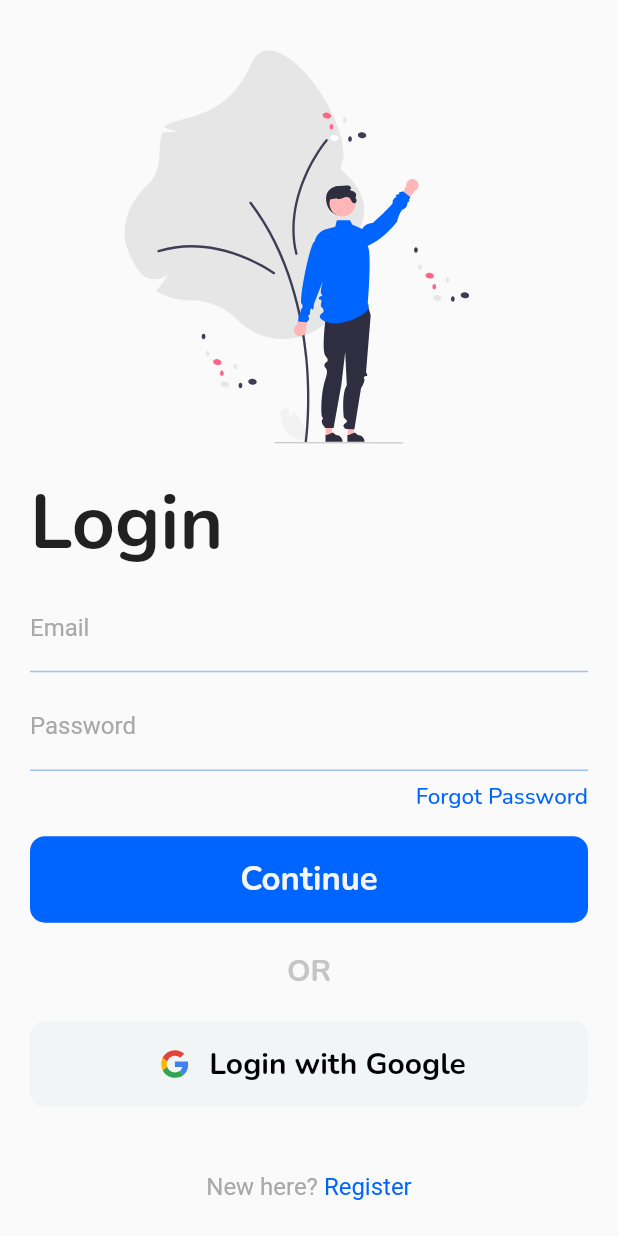
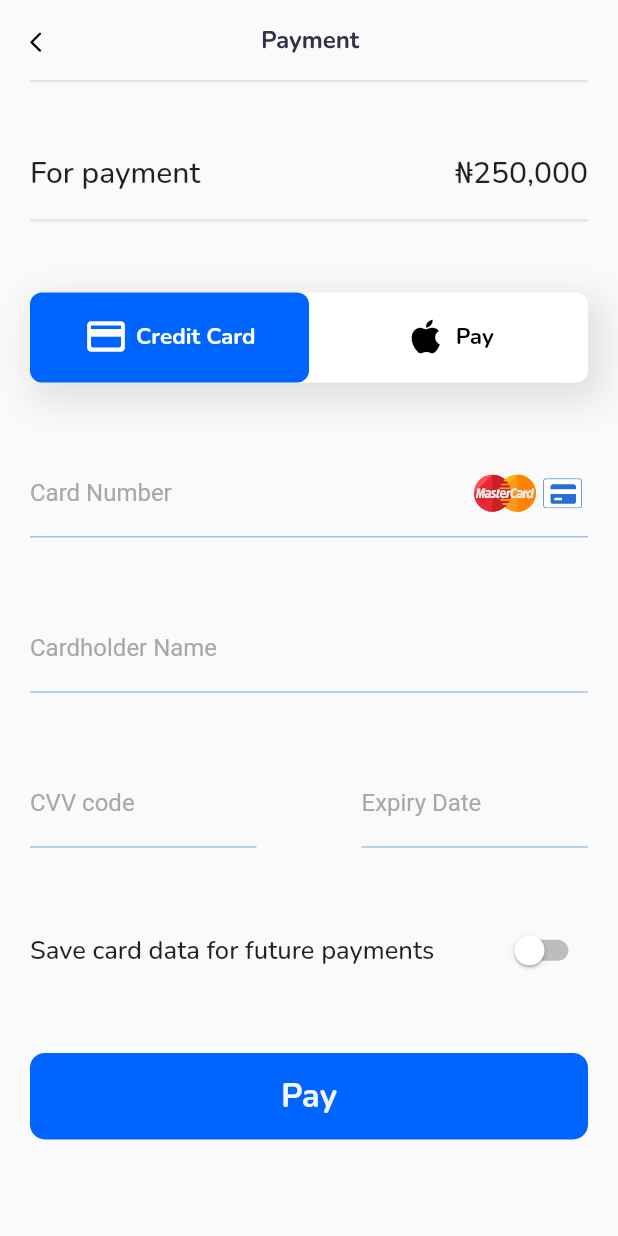
Before and after one commit to KristofferCodes/paymentSolutionUi, a Flutter app: the screen it shows after launch, after a tap on "Continue", on a phone screen of 412 x 824 dp. Run offline on Flutter 3.47's test engine with Material 2 defaults, Android fonts, the light colour scheme and no system bars; our stand-ins replace flutter_svg, google_fonts; Roboto replaces fonts that are missing (SF-Pro-Display).

Commit message:
finished payment page

```diff
--- a/lib/login.dart
+++ b/lib/login.dart
@@ -1,6 +1,7 @@
 import 'package:flutter/material.dart';
 import 'package:flutter_svg/svg.dart';
 import 'package:google_fonts/google_fonts.dart';
+import 'package:paymentsolutionui/payment.dart';
 
 class LoginPage extends StatelessWidget {
   const LoginPage({super.key});
@@ -8,6 +9,7 @@ class LoginPage extends StatelessWidget {
   @override
   Widget build(BuildContext context) {
     return Scaffold(
+      resizeToAvoidBottomInset: false,
       body: Padding(
         padding: const EdgeInsets.all(20.0),
         child: Column(
@@ -60,7 +62,12 @@ class LoginPage extends StatelessWidget {
                 mainAxisAlignment: MainAxisAlignment.spaceAround,
                 children: [
                   GestureDetector(
-                    onTap: () {},
+                    onTap: () {
+                      Navigator.push(
+                          context,
+                          MaterialPageRoute(
+                              builder: (context) => const PaymentPage()));
+                    },
                     child: Container(
                       decoration: BoxDecoration(
                           color: const Color(0xff0065FF),
--- a/lib/main.dart
+++ b/lib/main.dart
@@ -13,8 +13,7 @@ class MyApp extends StatelessWidget {
     return MaterialApp(
       debugShowCheckedModeBanner: false,
       theme: ThemeData(
-        primarySwatch: Colors.deepOrange,
-        fontFamily: 'SF-Pro-Display',
+        primarySwatch: Colors.blueGrey,
       ),
       home: const LoginPage(),
     );
--- a/lib/payment.dart
+++ b/lib/payment.dart
@@ -0,0 +1,419 @@
+import 'package:flutter/material.dart';
+import 'package:flutter_svg/svg.dart';
+import 'package:google_fonts/google_fonts.dart';
+
+class PaymentPage extends StatefulWidget {
+  const PaymentPage({super.key});
+
+  @override
+  State<PaymentPage> createState() => _PaymentPageState();
+}
+
+class _PaymentPageState extends State<PaymentPage>
+    with TickerProviderStateMixin {
+  @override
+  Widget build(BuildContext context) {
+    TabController _tabController = TabController(length: 2, vsync: this);
+    return Scaffold(
+      body: SafeArea(
+        child: Padding(
+          padding: const EdgeInsets.all(20.0),
+          child: Column(
+              mainAxisAlignment: MainAxisAlignment.spaceEvenly,
+              children: [
+                SizedBox(
+                  child: Column(
+                    children: [
+                      Row(
+                        mainAxisAlignment: MainAxisAlignment.spaceBetween,
+                        children: [
+                          GestureDetector(
+                              onTap: () {
+                                Navigator.pop(context);
+                              },
+                              child: SvgPicture.asset('assets/back.svg')),
+                          SvgPicture.asset('assets/payment.svg'),
+                          const SizedBox(
+                            width: 5,
+                          ),
+                        ],
+                      ),
+                      const SizedBox(
+                        height: 10,
+                      ),
+                      const Divider(
+                        color: Color(0xffE3E3E3),
+                        thickness: 1.5,
+                      ),
+                    ],
+                  ),
+                ),
+                const SizedBox(
+                  height: 40,
+                ),
+                SizedBox(
+                  child: Column(
+                    children: [
+                      Row(
+                        mainAxisAlignment: MainAxisAlignment.spaceBetween,
+                        children: [
+                          Text(
+                            'For payment',
+                            style: GoogleFonts.nunito(
+                                fontSize: 20, fontWeight: FontWeight.w500),
+                          ),
+                          Text(
+                            '₦250,000',
+                            style: GoogleFonts.nunito(
+                                fontSize: 20, fontWeight: FontWeight.w500),
+                          ),
+                        ],
+                      ),
+                      const SizedBox(
+                        height: 10,
+                      ),
+                    ],
+                  ),
+                ),
+                const Divider(
+                  color: Color(0xffE3E3E3),
+                  thickness: 1.5,
+                ),
+                const SizedBox(
+                  height: 40,
+                ),
+                Align(
+                  alignment: Alignment.centerLeft,
+                  child: Container(
+                    height: 60,
+                    decoration: BoxDecoration(
+                      color: Colors.white,
+                      borderRadius: BorderRadius.circular(
+                        8.0,
+                      ),
+                      boxShadow: [
+                        BoxShadow(
+                          color: Colors.black.withOpacity(0.1),
+                          blurRadius: 20,
+                          spreadRadius: 5,
+                          offset: const Offset(6, 8), // Shadow position
+                        ),
+                      ],
+                    ),
+                    child: TabBar(
+                        indicator: BoxDecoration(
+                            borderRadius: BorderRadius.circular(8),
+                            color: Color(0xff0065FF)),
+                        controller: _tabController,
+                        indicatorSize: TabBarIndicatorSize.tab,
+                        unselectedLabelColor: Colors.black,
+                        labelPadding:
+                            const EdgeInsets.symmetric(horizontal: 10.0),
+                        tabs: [
+                          Tab(
+                            child: Row(
+                              mainAxisAlignment: MainAxisAlignment.center,
+                              children: [
+                                const Icon(
+                                  Icons.credit_card_rounded,
+                                  size: 30,
+                                ),
+                                const SizedBox(
+                                  width: 5,
+                                ),
+                                Text(
+                                  'Credit Card',
+                                  style: GoogleFonts.nunito(
+                                      fontSize: 15,
+                                      fontWeight: FontWeight.w700),
+                                )
+                              ],
+                            ),
+                          ),
+                          Tab(
+                            child: Row(
+                              mainAxisAlignment: MainAxisAlignment.center,
+                              children: [
+                                const Icon(
+                                  Icons.apple,
+                                  size: 30,
+                                ),
+                                const SizedBox(
+                                  width: 5,
+                                ),
+                                Text(
+                                  'Pay',
+                                  style: GoogleFonts.nunito(
+                                      fontSize: 15,
+                                      fontWeight: FontWeight.w700),
+                                )
+                              ],
+                            ),
+                          ),
+                        ]),
+                  ),
+                ),
+                Expanded(
+                  child: TabBarView(controller: _tabController, children: [
+                    Column(
+                      mainAxisAlignment: MainAxisAlignment.spaceEvenly,
+                      children: [
+                        TextField(
+                          decoration: InputDecoration(
+                            labelText: "Card Number",
+                            labelStyle: TextStyle(color: Color(0xFFA8A8A8)),
+                            enabledBorder: UnderlineInputBorder(
+                              borderSide: BorderSide(color: Color(0xffA2C0EC)),
+                            ),
+                            focusedBorder: UnderlineInputBorder(
+                              borderSide: BorderSide(color: Color(0xff0065FF)),
+                            ),
+                            suffixIcon: SizedBox(
+                              width: 80,
+                              child: Row(
+                                  mainAxisAlignment:
+                                      MainAxisAlignment.spaceEvenly,
+                                  children: [
+                                    SvgPicture.asset(
+                                        'assets/masterCardLogo.svg'),
+                                    SvgPicture.asset('assets/ccLogo.svg'),
+                                  ]),
+                            ),
+                          ),
+                        ),
+                        const TextField(
+                          decoration: InputDecoration(
+                            labelText: "Cardholder Name",
+                            labelStyle: TextStyle(color: Color(0xFFA8A8A8)),
+                            enabledBorder: UnderlineInputBorder(
+                              borderSide: BorderSide(color: Color(0xffA2C0EC)),
+                            ),
+                            focusedBorder: UnderlineInputBorder(
+                              borderSide: BorderSide(color: Color(0xff0065FF)),
+                            ),
+                          ),
+                        ),
+                        const Row(
+                          mainAxisAlignment: MainAxisAlignment.spaceEvenly,
+                          children: [
+                            Expanded(
+                              child: TextField(
+                                decoration: InputDecoration(
+                                  labelText: "CVV code",
+                                  labelStyle:
+                                      TextStyle(color: Color(0xFFA8A8A8)),
+                                  enabledBorder: UnderlineInputBorder(
+                                    borderSide:
+                                        BorderSide(color: Color(0xffA2C0EC)),
+                                  ),
+                                  focusedBorder: UnderlineInputBorder(
+                                    borderSide:
+                                        BorderSide(color: Color(0xff0065FF)),
+                                  ),
+                                ),
+                              ),
+                            ),
+                            SizedBox(
+                              width: 70,
+                            ),
+                            Expanded(
+                              child: TextField(
+                                decoration: InputDecoration(
+                                  labelText: "Expiry Date",
+                                  labelStyle:
+                                      TextStyle(color: Color(0xFFA8A8A8)),
+                                  enabledBorder: UnderlineInputBorder(
+                                    borderSide:
+                                        BorderSide(color: Color(0xffA2C0EC)),
+                                  ),
+                                  focusedBorder: UnderlineInputBorder(
+                                    borderSide:
+                                        BorderSide(color: Color(0xff0065FF)),
+                                  ),
+                                ),
+                              ),
+                            ),
+                          ],
+                        ),
+                        Row(
+                          mainAxisAlignment: MainAxisAlignment.spaceBetween,
+                          children: [
+                            Text(
+                              'Save card data for future payments',
+                              style: GoogleFonts.nunito(
+                                  fontSize: 17, fontWeight: FontWeight.w500),
+                            ),
+                            Switch(
+                              // thumb color (round icon)
+                              activeColor: Colors.white,
+                              activeTrackColor: Color(0xffa4a4a4),
+                              inactiveThumbColor: Colors.white,
+                              inactiveTrackColor: Colors.grey.shade400,
+                              splashRadius: 50.0,
+                              // boolean variable value
+                              value: false, onChanged: (bool value) {},
+                              // changes the state of the switch),
+                            ),
+                          ],
+                        ),
+                        GestureDetector(
+                          onTap: () {
+                            Navigator.push(
+                                context,
+                                MaterialPageRoute(
+                                    builder: (context) => const PaymentPage()));
+                          },
+                          child: Container(
+                            decoration: BoxDecoration(
+                                color: const Color(0xff0065FF),
+                                borderRadius: BorderRadius.circular(10.0)),
+                            height: MediaQuery.of(context).size.height * 0.07,
+                            width: MediaQuery.of(context).size.width,
+                            child: Center(
+                              child: Text(
+                                'Pay',
+                                style: GoogleFonts.nunito(
+                                    fontSize: 22,
+                                    fontWeight: FontWeight.w700,
+                                    color: const Color(0xfff5f5f5)),
+                              ),
+                            ),
+                          ),
+                        ),
+                      ],
+                    ),
+                    Column(
+                      mainAxisAlignment: MainAxisAlignment.spaceEvenly,
+                      children: [
+                        TextField(
+                          decoration: InputDecoration(
+                            labelText: "Card Number",
+                            labelStyle: TextStyle(color: Color(0xFFA8A8A8)),
+                            enabledBorder: UnderlineInputBorder(
+                              borderSide: BorderSide(color: Color(0xffA2C0EC)),
+                            ),
+                            focusedBorder: UnderlineInputBorder(
+                              borderSide: BorderSide(color: Color(0xff0065FF)),
+                            ),
+                            suffixIcon: SizedBox(
+                              width: 80,
+                              child: Row(
+                                  mainAxisAlignment:
+                                      MainAxisAlignment.spaceEvenly,
+                                  children: [
+                                    SvgPicture.asset(
+                                        'assets/masterCardLogo.svg'),
+                                    SvgPicture.asset('assets/ccLogo.svg'),
+                                  ]),
+                            ),
+                          ),
+                        ),
+                        const TextField(
+                          decoration: InputDecoration(
+                            labelText: "Cardholder Name",
+                            labelStyle: TextStyle(color: Color(0xFFA8A8A8)),
+                            enabledBorder: UnderlineInputBorder(
+                              borderSide: BorderSide(color: Color(0xffA2C0EC)),
+                            ),
+                            focusedBorder: UnderlineInputBorder(
+                              borderSide: BorderSide(color: Color(0xff0065FF)),
+                            ),
+                          ),
+                        ),
+                        const Row(
+                          mainAxisAlignment: MainAxisAlignment.spaceEvenly,
+                          children: [
+                            Expanded(
+                              child: TextField(
+                                decoration: InputDecoration(
+                                  labelText: "CVV code",
+                                  labelStyle:
+                                      TextStyle(color: Color(0xFFA8A8A8)),
+                                  enabledBorder: UnderlineInputBorder(
+                                    borderSide:
+                                        BorderSide(color: Color(0xffA2C0EC)),
+                                  ),
+                                  focusedBorder: UnderlineInputBorder(
+                                    borderSide:
+                                        BorderSide(color: Color(0xff0065FF)),
+                                  ),
+                                ),
+                              ),
+                            ),
+                            SizedBox(
+                              width: 70,
+                            ),
+                            Expanded(
+                              child: TextField(
+                                decoration: InputDecoration(
+                                  labelText: "Expiry Date",
+                                  labelStyle:
+                                      TextStyle(color: Color(0xFFA8A8A8)),
+                                  enabledBorder: UnderlineInputBorder(
+                                    borderSide:
+                                        BorderSide(color: Color(0xffA2C0EC)),
+                                  ),
+                                  focusedBorder: UnderlineInputBorder(
+                                    borderSide:
+                                        BorderSide(color: Color(0xff0065FF)),
+                                  ),
+                                ),
+                              ),
+                            ),
+                          ],
+                        ),
+                        Row(
+                          mainAxisAlignment: MainAxisAlignment.spaceBetween,
+                          children: [
+                            Text(
+                              'Save card data for future payments',
+                              style: GoogleFonts.nunito(
+                                  fontSize: 17, fontWeight: FontWeight.w500),
+                            ),
+                            Switch(
+                              // thumb color (round icon)
+                              activeColor: Colors.white,
+                              activeTrackColor: Color(0xffa4a4a4),
+                              inactiveThumbColor: Colors.white,
+                              inactiveTrackColor: Colors.grey.shade400,
+                              splashRadius: 50.0,
+                              // boolean variable value
+                              value: false, onChanged: (bool value) {},
+                              // changes the state of the switch),
+                            ),
+                          ],
+                        ),
+                        GestureDetector(
+                          onTap: () {
+                            Navigator.push(
+                                context,
+                                MaterialPageRoute(
+                                    builder: (context) => const PaymentPage()));
+                          },
+                          child: Container(
+                            decoration: BoxDecoration(
+                                color: const Color(0xff0065FF),
+                                borderRadius: BorderRadius.circular(10.0)),
+                            height: MediaQuery.of(context).size.height * 0.07,
+                            width: MediaQuery.of(context).size.width,
+                            child: Center(
+                              child: Text(
+                                'Pay',
+                                style: GoogleFonts.nunito(
+                                    fontSize: 22,
+                                    fontWeight: FontWeight.w700,
+                                    color: const Color(0xfff5f5f5)),
+                              ),
+                            ),
+                          ),
+                        ),
+                      ],
+                    ),
+                  ]),
+                )
+              ]),
+        ),
+      ),
+    );
+  }
+}
```
Also changed, not shown: assets/applePay.svg (added), assets/back.svg (added), assets/cc.svg (added), assets/ccLogo.svg (added), assets/masterCardLogo.svg (added), assets/payment.svg (added).
